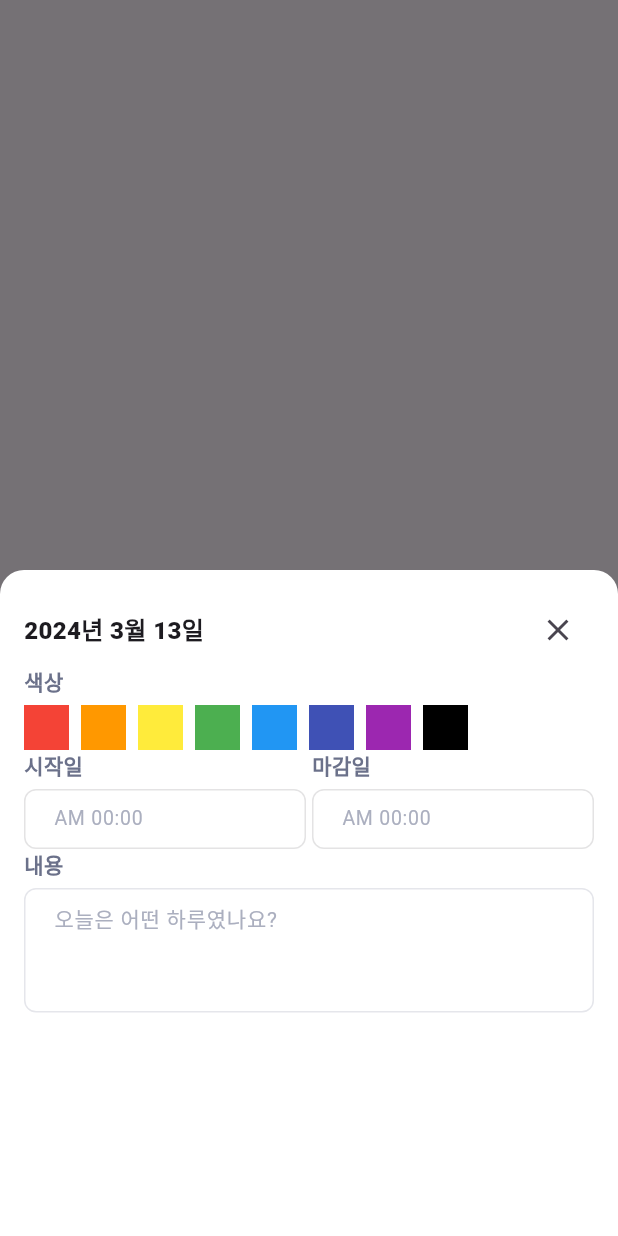
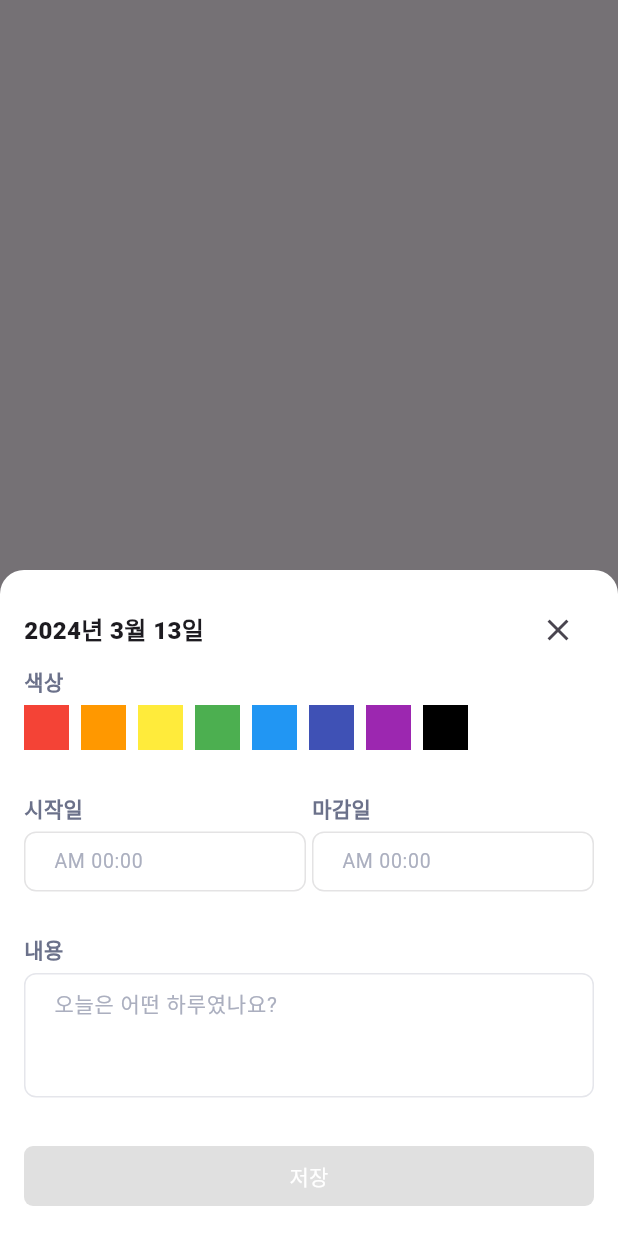
Before and after one commit to torder-raven/calendar_scheduler, a Flutter app: the screen it shows after launch, after a tap on the "add" icon, on a phone screen of 412 x 824 dp. Run offline on Flutter 3.47's test engine with Material 3 defaults, Android fonts, the phone set to English and light mode, and no system bars; our stand-ins replace drift; missing offline and left inert: dart:ffi; accounts and stored records are empty; generated files the repository leaves out were written again; Roboto replaces fonts that are missing (Pretendard).

Commit message:
feat: 일정 등록 화면 배치 완료

```diff
--- a/lib/presentation/screen/component/schedule_register_bottom_sheet.dart
+++ b/lib/presentation/screen/component/schedule_register_bottom_sheet.dart
@@ -1,10 +1,11 @@
+import 'package:calendar_scheduler/presentation/const/colors.dart';
 import 'package:calendar_scheduler/presentation/screen/component/time_input_field.dart';
+import 'package:flutter/cupertino.dart';
 import 'package:flutter/material.dart';
 
 import '../../const/strings.dart';
 import 'color_selection_field.dart';
 import 'content_input_field.dart';
-
 
 class ScheduleRegisterBottomSheet extends StatelessWidget {
   final DateTime selectedDate;
@@ -23,14 +24,19 @@ class ScheduleRegisterBottomSheet extends StatelessWidget {
         child: Padding(
           padding: EdgeInsets.only(bottom: bottomInset),
           child: Column(
+            mainAxisAlignment: MainAxisAlignment.spaceBetween,
             crossAxisAlignment: CrossAxisAlignment.start,
             children: [
               _BottomSheetHeader(
                 selectedDate: selectedDate,
               ),
               ColorSelectionField(colorCode: 0),
+              Spacer(),
               _TimeInputRenderer(),
+              Spacer(),
               ContentInputField(),
+              Spacer(),
+              _SaveScheduleButton(),
             ],
           ),
         ),
@@ -83,3 +89,27 @@ class _TimeInputRenderer extends StatelessWidget {
     );
   }
 }
+
+class _SaveScheduleButton extends StatelessWidget {
+  const _SaveScheduleButton({super.key});
+
+  @override
+  Widget build(BuildContext context) {
+    return SizedBox(
+        width: double.infinity,
+        child: ElevatedButton(
+          onPressed: () {},
+          style: ElevatedButton.styleFrom(
+            elevation: 0,
+            backgroundColor: Colors.grey[300],
+            shape: RoundedRectangleBorder(
+              borderRadius: BorderRadius.circular(6.0),
+            ),
+          ),
+          child: Text(
+            "저장",
+            style: TextStyle(color: Colors.white),
+          ),
+        ));
+  }
+}
```
